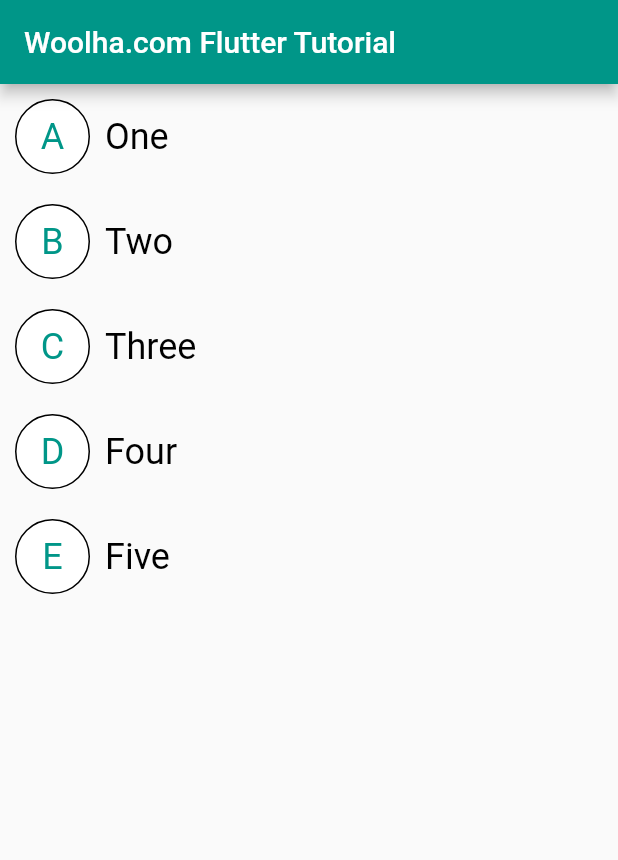
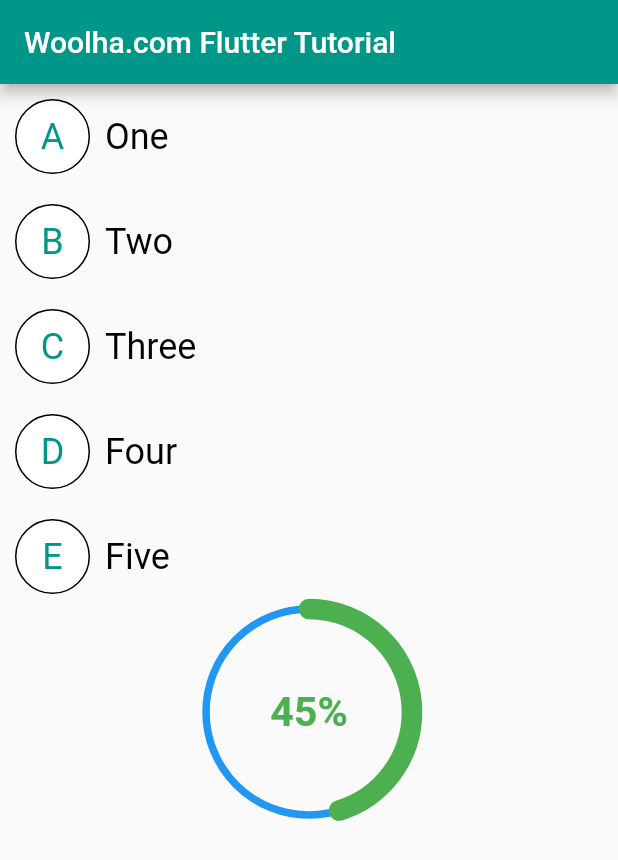
Before and after one commit to fenil3334/application-design-demo, a Flutter app: the screen it shows after launch, after a tap on an icon or button, on a phone screen of 412 x 824 dp. Shown: the top 860 px of the screen. Run offline on Flutter 3.47's test engine with Material 2 defaults, Android fonts, the phone set to English and light mode, and no system bars; our stand-ins replace connectivity_plus, dio, email_validator, flutter_bloc, get, google_maps_flutter and 5 more; accounts and stored records are empty.

Commit message:
# 16_05 Commit

```diff
--- a/lib/screens/custom_radio_button.dart
+++ b/lib/screens/custom_radio_button.dart
@@ -1,3 +1,4 @@
+import 'package:application_design_demo/widget/circular_bar_typec.dart';
 import 'package:flutter/material.dart';
 
 class MyRadioOption<T> extends StatelessWidget {
@@ -86,6 +87,8 @@ class _CustomRadioExampleState extends State<CustomRadioExample> {
 
   @override
   Widget build(BuildContext context) {
+    final width = MediaQuery.of(context).size.width;
+
     return new Scaffold(
       appBar: AppBar(
         title: const Text('Woolha.com Flutter Tutorial'),
@@ -128,6 +131,9 @@ class _CustomRadioExampleState extends State<CustomRadioExample> {
             label: 'E',
             text: 'Five',
           ),
+
+
+          new CircularProgressc(size: width/3, color: Colors.green, backgroundColor: Colors.blue,)
         ],
       ),
     );
--- /dev/null
+++ b/lib/widget/circular_bar_typec.dart
@@ -0,0 +1,82 @@
+import 'package:flutter/material.dart';
+
+class CircularProgressc extends StatefulWidget{
+  final double size;
+  final Color backgroundColor;
+  final Color color;
+  CircularProgressc({required this.size, this.backgroundColor = Colors.grey, this.color = Colors.blue});
+
+  @override
+  _CircularProgressc createState() => new _CircularProgressc();
+
+}
+
+class _CircularProgressc extends State<CircularProgressc> with SingleTickerProviderStateMixin{
+
+  late AnimationController controller;
+  late Animation animation;
+
+  @override
+  void initState() {
+    // TODO: implement initState
+
+    //percentage * 3.6
+    controller = new AnimationController(vsync: this, duration: const Duration(milliseconds: 10000))..forward();
+    animation = Tween(begin: 0.0, end: 180.0).animate(controller);
+    controller.addListener((){
+      setState(() {
+
+      });
+    });
+  }
+
+  @override
+  Widget build(BuildContext context) {
+
+
+
+    return new Stack(
+      alignment: Alignment.center,
+      children: <Widget>[
+
+        new CustomPaint(
+          painter: new CircularCanvas(progress: animation.value, backgroundColor: widget.backgroundColor, color: widget.color),
+          size: new Size(widget.size, widget.size),
+        ),
+        new Text('${(animation.value/360*100).round()}%',
+          style: new TextStyle(color: widget.color, fontSize: widget.size/5, fontWeight: FontWeight.bold),)
+      ],);
+  }
+}
+
+class CircularCanvas extends CustomPainter{
+  final double progress;
+  final Color backgroundColor;
+  final Color color;
+
+  CircularCanvas({required this.progress, this.backgroundColor = Colors.grey, this.color = Colors.blue});
+  @override
+  void paint(Canvas canvas, Size size) {
+
+
+    var paint = new Paint();
+    paint..color = backgroundColor
+      ..strokeWidth = 5.0//size.width/50
+      ..strokeCap = StrokeCap.round
+      ..style = PaintingStyle.stroke;
+
+    canvas.drawCircle(new Offset(size.width/2, size.height/2), size.width/2, paint);
+
+    paint..strokeWidth = size.width/10;
+    canvas.drawArc(new Offset(0.0, 0.0)
+    &new Size(size.width, size.width), -90.0*0.0174533, progress*0.0174533,
+        false, paint..color = color);
+
+  }
+
+  @override
+  bool shouldRepaint(CircularCanvas oldDelegate) {
+    return oldDelegate.progress !=progress;
+  }
+
+}
```
